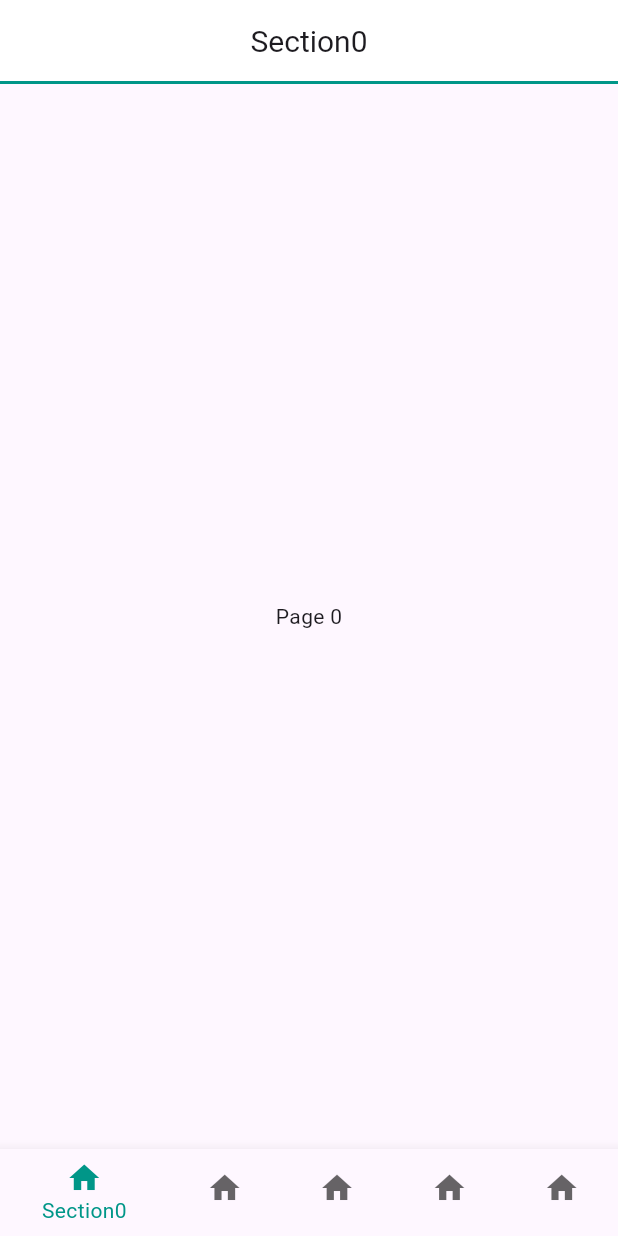
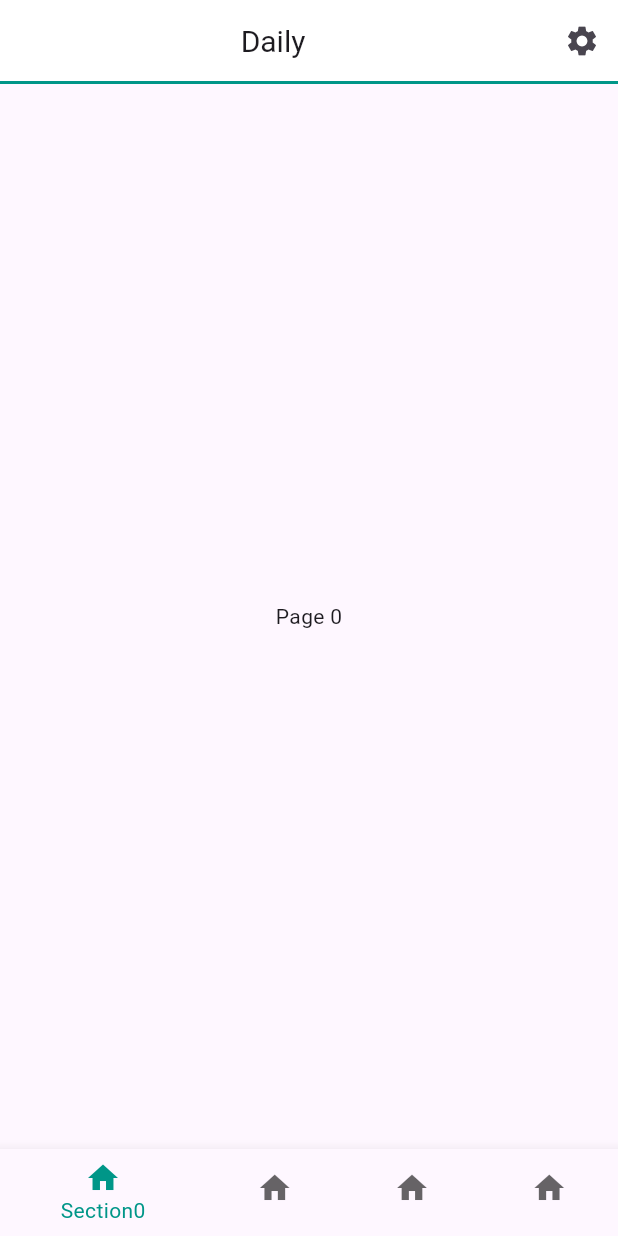
Before and after one commit to gwonbe/gwonbe-toy-flutter-diary, a Flutter app: the screen it shows after launch, after a tap on "Section0", on a phone screen of 412 x 824 dp. Run offline on Flutter 3.47's test engine with Material 3 defaults, Android fonts, the phone set to English and light mode, and no system bars.

Commit message:
2025.02.26.수

```diff
--- a/lib/home/home.dart
+++ b/lib/home/home.dart
@@ -100,23 +100,6 @@ class _HomeScreenState extends State<HomeScreen> {
                           ),
                         ],
                       ),
-                      Row(
-                        mainAxisAlignment: MainAxisAlignment.center,
-                        children: [
-                          SectionButton(
-                            text: "Section4",
-                            iconData: Icons.home,
-                            onPressed: () {
-                              Navigator.push(
-                                context,
-                                MaterialPageRoute(
-                                    builder: (context) =>
-                                        TabNavigation(initialTabIndex: 4)),
-                              );
-                            },
-                          ),
-                        ],
-                      ),
                     ],
                   ),
                 ),
--- a/lib/main.dart
+++ b/lib/main.dart
@@ -1,4 +1,5 @@
 import 'package:diary/home/home.dart';
+import 'package:diary/section/settings.dart';
 import 'package:flutter/material.dart';
 
 void main() {
@@ -37,6 +38,9 @@ class _MyHomePageState extends State<MyHomePage> {
         primaryColor: Colors.teal,
       ),
       home: const HomeScreen(),
+      routes: {
+        'settings': (context) => const Settings(),
+      },
       debugShowCheckedModeBanner: false,
     );
   }
--- a/lib/tab_navigation.dart
+++ b/lib/tab_navigation.dart
@@ -2,7 +2,6 @@ import 'package:diary/section/section0.dart';
 import 'package:diary/section/section1.dart';
 import 'package:diary/section/section2.dart';
 import 'package:diary/section/section3.dart';
-import 'package:diary/section/section4.dart';
 import 'package:flutter/material.dart';
 
 class TabNavigation extends StatefulWidget {
@@ -20,11 +19,10 @@ class TabNavigationState extends State<TabNavigation> {
 
   // 탭에 따른 AppBar 텍스트 리스트
   final List<String> _tabTitles = [
-    "Section0",
-    "Section1",
-    "Section2",
-    "Section3",
-    "Section4"
+    "Daily",
+    "Weekly",
+    "Monthly",
+    "Yearly",
   ];
 
   @override
@@ -69,6 +67,14 @@ class TabNavigationState extends State<TabNavigation> {
                 style: TextStyle(fontSize: 20),
               ),
             ),
+            actions: [
+              IconButton(
+                icon: Icon(Icons.settings),
+                onPressed: () {
+                  Navigator.of(context).pushNamed('settings');
+                },
+              ),
+            ],
             backgroundColor: Colors.white, // AppBar 배경색
             elevation: 0, // 그림자 없애기
           ),
@@ -87,7 +93,6 @@ class TabNavigationState extends State<TabNavigation> {
           Center(child: Section1()),
           Center(child: Section2()),
           Center(child: Section3()),
-          Center(child: Section4()),
         ],
       ),
       bottomNavigationBar: BottomNavigationBar(
@@ -112,10 +117,6 @@ class TabNavigationState extends State<TabNavigation> {
             icon: Icon(Icons.home),
             label: "Section3",
           ),
-          BottomNavigationBarItem(
-            icon: Icon(Icons.home),
-            label: "Section4",
-          ),
         ],
       ),
     );
```
Also changed, not shown: lib/section/section4.dart (deleted, +0 -12 lines), lib/section/settings.dart (added, +20 -0 lines).
